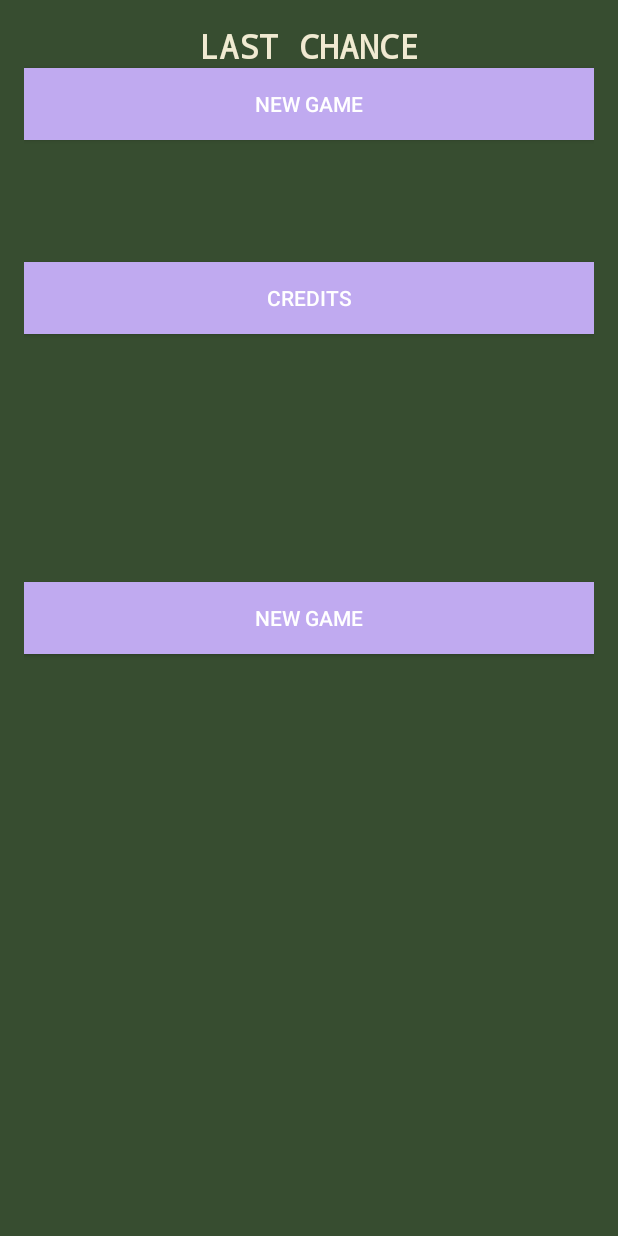
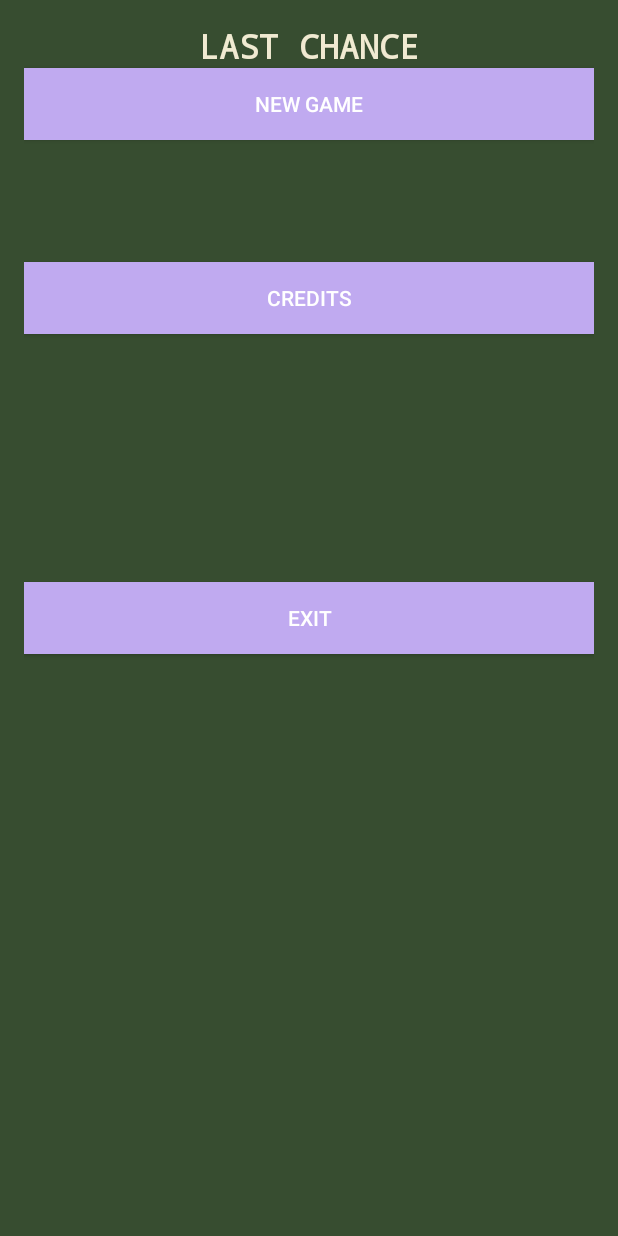
Before and after one commit to supsup11/Technovation_powercodegirls, an Android app: the screen it shows after launch (MainActivity), on a phone screen of 412 x 824 dp. Run offline under Robolectric (Android 15) with nearby library versions, the phone set to English and light mode, and no system bars.

Commit message:
unable to edit, pushing just in case

```diff
--- a/app/src/main/res/layout/activity_main.xml
+++ b/app/src/main/res/layout/activity_main.xml
@@ -47,7 +47,7 @@
     <Button
         android:layout_width="match_parent"
         android:layout_height="wrap_content"
-        android:text="New Game"
+        android:text="EXIT"
         android:id="@+id/button6"
         android:background="#c0aaf0"
         android:clickable="true"
```
